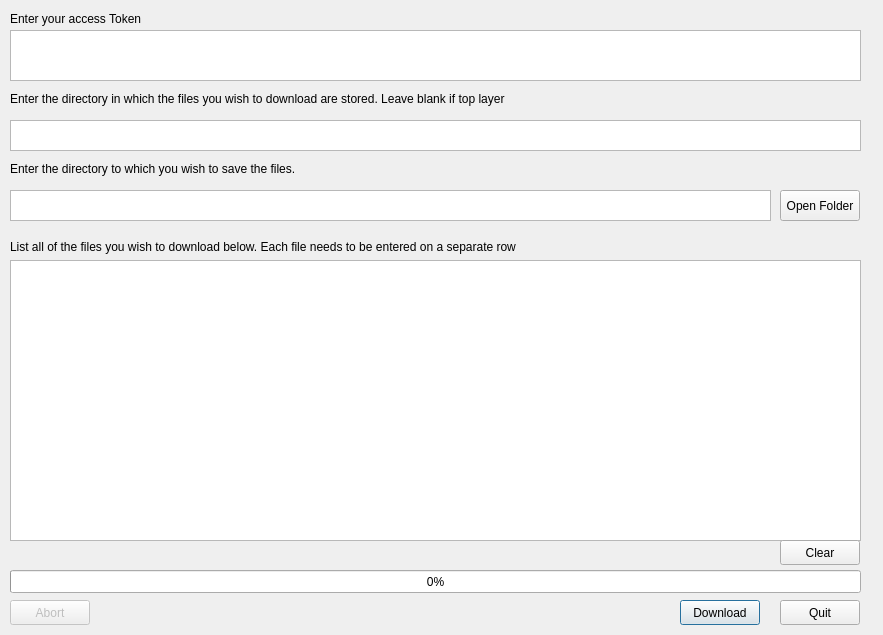
First picture: the form in layout.ui, repository NiklasIP/dropbox_downloader, before the edit.
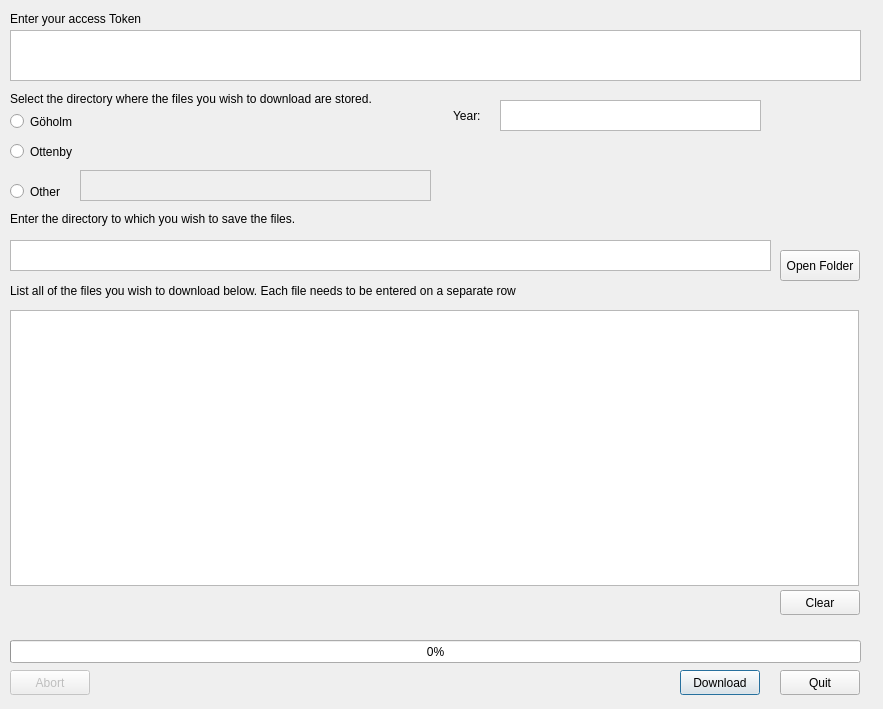
Second picture: the form after the edit.

```diff
--- a/layout.ui
+++ b/layout.ui
@@ -7,43 +7,17 @@
     <x>0</x>
     <y>0</y>
     <width>883</width>
-    <height>635</height>
+    <height>709</height>
    </rect>
   </property>
   <property name="windowTitle">
    <string>Dialog</string>
   </property>
-  <widget class="QWidget" name="verticalLayoutWidget">
-   <property name="geometry">
-    <rect>
-     <x>10</x>
-     <y>240</y>
-     <width>851</width>
-     <height>301</height>
-    </rect>
-   </property>
-   <layout class="QVBoxLayout" name="verticalLayout">
-    <item>
-     <widget class="QLabel" name="label_3">
-      <property name="text">
-       <string>List all of the files you wish to download below. Each file needs to be entered on a separate row</string>
-      </property>
-     </widget>
-    </item>
-    <item>
-     <widget class="QPlainTextEdit" name="file_list">
-      <property name="plainText">
-       <string/>
-      </property>
-     </widget>
-    </item>
-   </layout>
-  </widget>
   <widget class="QProgressBar" name="progress_bar">
    <property name="geometry">
     <rect>
      <x>10</x>
-     <y>570</y>
+     <y>640</y>
      <width>851</width>
      <height>23</height>
     </rect>
@@ -56,7 +30,7 @@
    <property name="geometry">
     <rect>
      <x>680</x>
-     <y>600</y>
+     <y>670</y>
      <width>80</width>
      <height>25</height>
     </rect>
@@ -69,7 +43,7 @@
    <property name="geometry">
     <rect>
      <x>780</x>
-     <y>600</y>
+     <y>670</y>
      <width>80</width>
      <height>25</height>
     </rect>
@@ -101,14 +75,14 @@
     </rect>
    </property>
    <property name="text">
-    <string>Enter the directory in which the files you wish to download are stored. Leave blank if top layer</string>
+    <string>Select the directory where the files you wish to download are stored.</string>
    </property>
   </widget>
   <widget class="QLabel" name="label_4">
    <property name="geometry">
     <rect>
      <x>10</x>
-     <y>160</y>
+     <y>210</y>
      <width>641</width>
      <height>17</height>
     </rect>
@@ -140,21 +114,11 @@
     </rect>
    </property>
   </widget>
-  <widget class="QPlainTextEdit" name="dropbox_dir">
-   <property name="geometry">
-    <rect>
-     <x>10</x>
-     <y>120</y>
-     <width>851</width>
-     <height>31</height>
-    </rect>
-   </property>
-  </widget>
   <widget class="QPlainTextEdit" name="local_savepoint">
    <property name="geometry">
     <rect>
      <x>10</x>
-     <y>190</y>
+     <y>240</y>
      <width>761</width>
      <height>31</height>
     </rect>
@@ -167,7 +131,7 @@
    <property name="geometry">
     <rect>
      <x>10</x>
-     <y>600</y>
+     <y>670</y>
      <width>80</width>
      <height>25</height>
     </rect>
@@ -180,7 +144,7 @@
    <property name="geometry">
     <rect>
      <x>780</x>
-     <y>190</y>
+     <y>250</y>
      <width>80</width>
      <height>31</height>
     </rect>
@@ -193,7 +157,7 @@
    <property name="geometry">
     <rect>
      <x>780</x>
-     <y>540</y>
+     <y>590</y>
      <width>80</width>
      <height>25</height>
     </rect>
@@ -202,6 +166,110 @@
     <string>Clear</string>
    </property>
   </widget>
+  <widget class="QPlainTextEdit" name="file_list">
+   <property name="geometry">
+    <rect>
+     <x>10</x>
+     <y>310</y>
+     <width>849</width>
+     <height>276</height>
+    </rect>
+   </property>
+   <property name="plainText">
+    <string/>
+   </property>
+  </widget>
+  <widget class="QLabel" name="label_3">
+   <property name="geometry">
+    <rect>
+     <x>10</x>
+     <y>270</y>
+     <width>861</width>
+     <height>41</height>
+    </rect>
+   </property>
+   <property name="text">
+    <string>List all of the files you wish to download below. Each file needs to be entered on a separate row</string>
+   </property>
+  </widget>
+  <widget class="QRadioButton" name="goholm_button">
+   <property name="geometry">
+    <rect>
+     <x>10</x>
+     <y>110</y>
+     <width>96</width>
+     <height>23</height>
+    </rect>
+   </property>
+   <property name="text">
+    <string>Göholm</string>
+   </property>
+  </widget>
+  <widget class="QRadioButton" name="ottenby_button">
+   <property name="geometry">
+    <rect>
+     <x>10</x>
+     <y>140</y>
+     <width>96</width>
+     <height>23</height>
+    </rect>
+   </property>
+   <property name="text">
+    <string>Ottenby</string>
+   </property>
+  </widget>
+  <widget class="QRadioButton" name="other_button">
+   <property name="geometry">
+    <rect>
+     <x>10</x>
+     <y>180</y>
+     <width>96</width>
+     <height>23</height>
+    </rect>
+   </property>
+   <property name="text">
+    <string>Other</string>
+   </property>
+  </widget>
+  <widget class="QPlainTextEdit" name="plainTextEdit">
+   <property name="enabled">
+    <bool>false</bool>
+   </property>
+   <property name="geometry">
+    <rect>
+     <x>80</x>
+     <y>170</y>
+     <width>351</width>
+     <height>31</height>
+    </rect>
+   </property>
+   <property name="undoRedoEnabled">
+    <bool>true</bool>
+   </property>
+  </widget>
+  <widget class="QLabel" name="label_6">
+   <property name="geometry">
+    <rect>
+     <x>453</x>
+     <y>100</y>
+     <width>61</width>
+     <height>31</height>
+    </rect>
+   </property>
+   <property name="text">
+    <string>Year:</string>
+   </property>
+  </widget>
+  <widget class="QPlainTextEdit" name="plainTextEdit_2">
+   <property name="geometry">
+    <rect>
+     <x>500</x>
+     <y>100</y>
+     <width>261</width>
+     <height>31</height>
+    </rect>
+   </property>
+  </widget>
  </widget>
  <resources/>
  <connections/>
```
Left out of the diff: 4 changed lines with no effect on the pictures.
